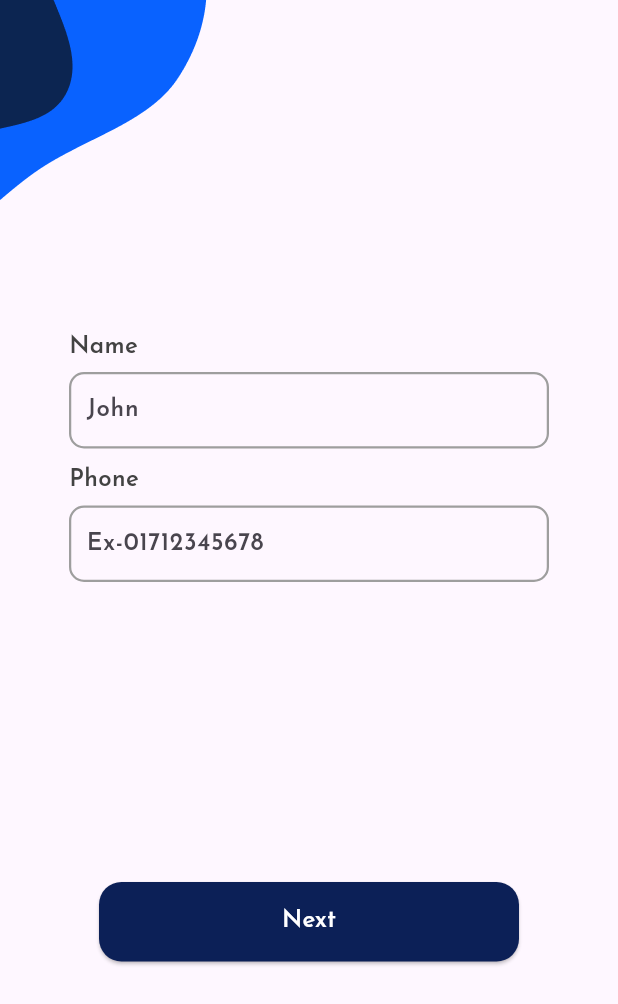
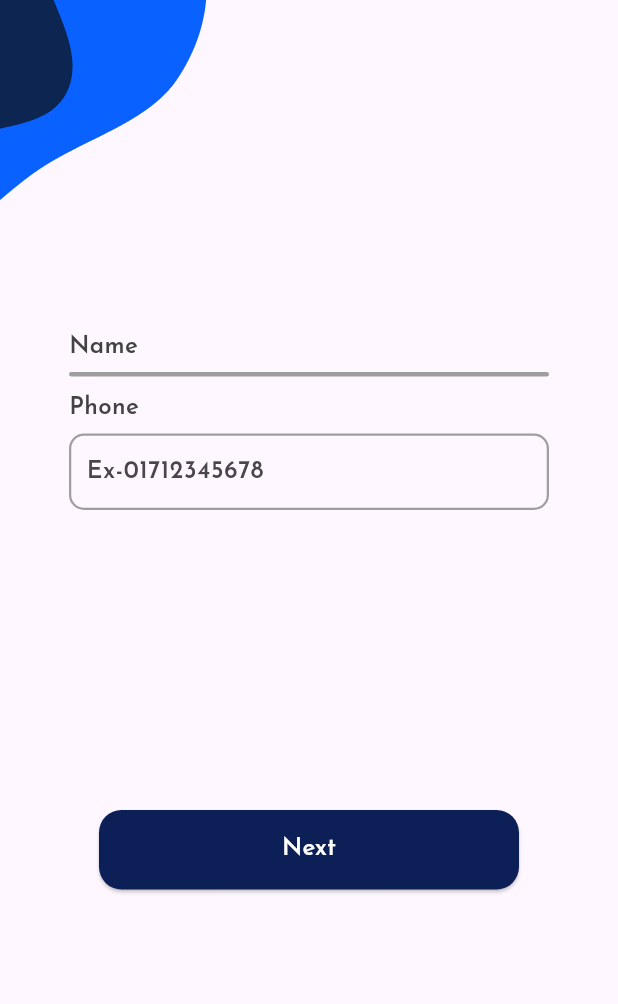
Before and after one commit to Ashik5/drivex, a Flutter app: the Details screen opened by its route, on a phone screen of 412 x 824 dp. Shown: the top 1004 px of the screen. Run offline on Flutter 3.47's test engine with Material 3 defaults, Android fonts, the phone set to English and light mode, and no system bars; our stand-ins replace flutter_svg, google_fonts.

Commit message:
conflict solved

```diff
--- a/lib/sign_up_page.dart
+++ b/lib/sign_up_page.dart
@@ -285,10 +285,6 @@ class Details extends StatelessWidget {
                     border: Border.all(width: 1.5, color: Colors.grey),
                     borderRadius: BorderRadius.circular(10),
                   ),
-                  child: const TextField(
-                    decoration: InputDecoration(
-                        border: InputBorder.none, hintText: "John"),
-                  ),
                 ),
               ],
             ),
```
